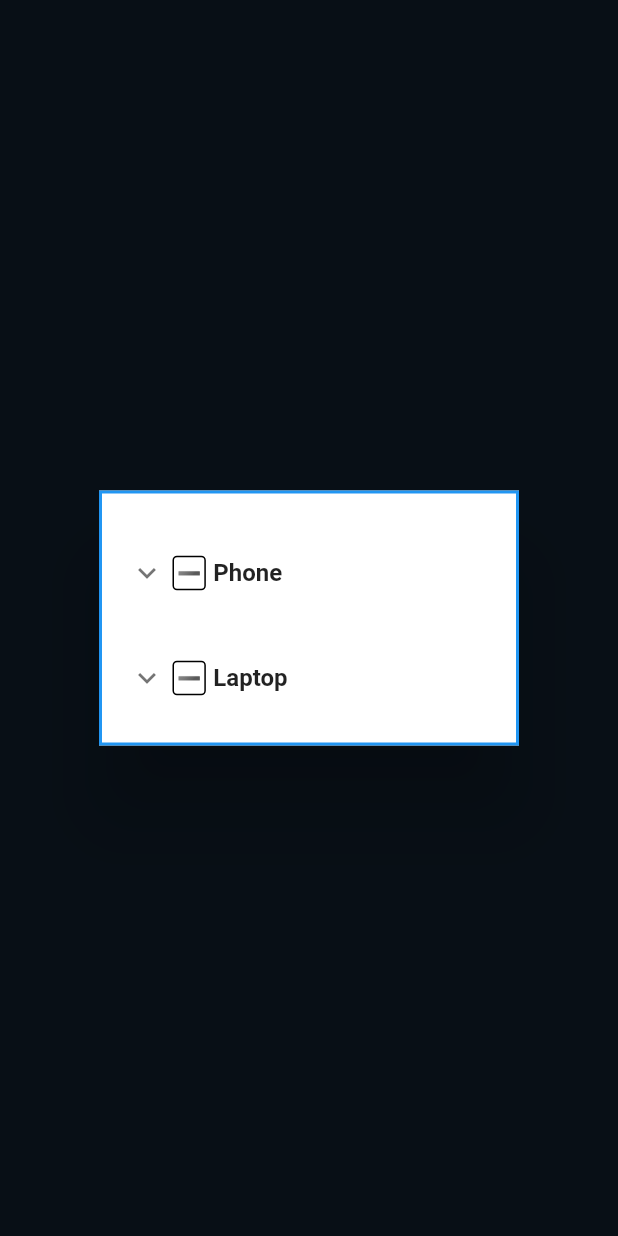
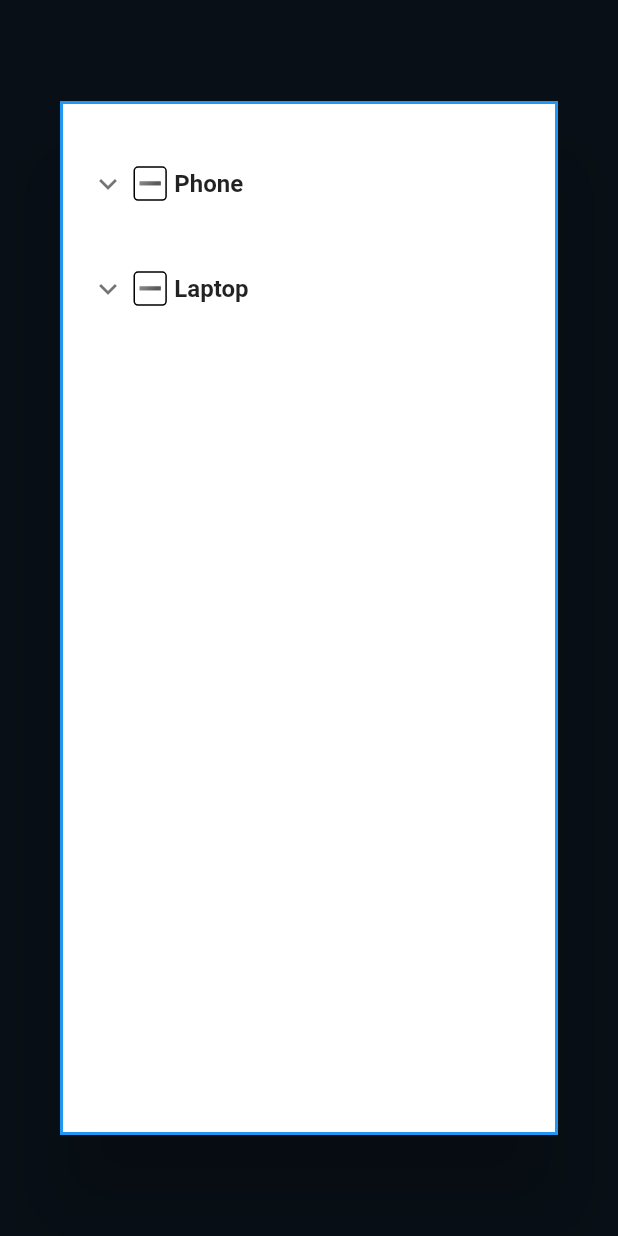
Before and after one commit to avaiyakirtib/Flutter-Expandable-Listview, a Flutter app: the screen it shows after launch, after a tap on "Filter", on a phone screen of 412 x 824 dp. Run offline on Flutter 3.47's test engine with Material 2 defaults, Android fonts, the phone set to English and light mode, and no system bars.

```diff
--- a/lib/alert_dialog/brand_filter.dart
+++ b/lib/alert_dialog/brand_filter.dart
@@ -1,8 +1,32 @@
 import 'package:flutter/material.dart';
+import '../models/filter_iteams_model.dart';
 import '../widgets/dialogs.dart';
+import 'dart:convert';
 
-class BrandFilter extends StatelessWidget {
+import 'package:flutter/services.dart';
+
+class BrandFilter extends StatefulWidget {
   const BrandFilter({Key? key}) : super(key: key);
+
+  @override
+  State<BrandFilter> createState() => _BrandFilterState();
+}
+
+class _BrandFilterState extends State<BrandFilter> {
+  FilterItemModel? filterModel;
+
+  // Fetch content from the json file
+  Future<void> readJson() async {
+    final String response = await rootBundle.loadString('assets/sample.json');
+     filterModel = FilterItemModel.fromJson(jsonDecode(response));
+    setState(() {
+    });
+  }
+  @override
+  void initState() {
+    super.initState();
+    readJson();
+  }
 
   @override
   Widget build(BuildContext context) {
@@ -10,11 +34,10 @@ class BrandFilter extends StatelessWidget {
       body: Center(
         child: ElevatedButton(
           onPressed: () {
-            ShowDialog.showFilter(context);
-          }, child:  Text('Filter'),
+           ShowDialog.showFilter(context,filterModel);
+          }, child:  const Text('Filter'),
         ),
       ),
-
     );
   }
 }
--- a/lib/commans/colors.dart
+++ b/lib/commans/colors.dart
@@ -4,3 +4,5 @@ import 'package:flutter/material.dart';
 
 const BLACK_COLOR = Colors.black;
 const  DARK_BLUE_COLOR = Color.fromARGB(255, 18, 32, 47);
+const WHITE_COLOR = Colors.white54;
+const BLUE_COLOR = Colors.blue;
--- a/lib/main.dart
+++ b/lib/main.dart
@@ -1,9 +1,6 @@
 import 'package:flutter/material.dart';
 import 'alert_dialog/brand_filter.dart';
 import 'commans/colors.dart';
-
-
-
 
 void main() {
   runApp(const MyApp());
--- /dev/null
+++ b/lib/models/filter_iteams_model.dart
@@ -0,0 +1,84 @@
+
+class FilterItemModel {
+  FilterItemModel({
+    this.item,
+  });
+
+  List<Item>? item;
+
+  factory FilterItemModel.fromJson(Map<String, dynamic> json) => FilterItemModel(
+    item: List<Item>.from(json["item"].map((x) => Item.fromJson(x))),
+  );
+
+  Map<String, dynamic> toJson() => {
+    "item": List<dynamic>.from(item!.map((x) => x.toJson())),
+  };
+}
+
+class Item {
+  Item({
+    this.id,
+    this.name,
+    this.subItem,
+  });
+
+  String? id;
+  String? name;
+  List<SubItem>? subItem;
+
+  factory Item.fromJson(Map<String, dynamic> json) => Item(
+    id: json["id"],
+    name: json["name"],
+    subItem: List<SubItem>.from(json["subItem"].map((x) => SubItem.fromJson(x))),
+  );
+
+  Map<String, dynamic> toJson() => {
+    "id": id,
+    "name": name,
+    "subItem": List<dynamic>.from(subItem!.map((x) => x.toJson())),
+  };
+}
+
+class SubItem {
+  SubItem({
+    this.id,
+    this.name,
+    this.list,
+  });
+
+  String? id;
+  String? name;
+  List<ListElement>? list;
+
+  factory SubItem.fromJson(Map<String, dynamic> json) => SubItem(
+    id: json["id"],
+    name: json["name"],
+    list: List<ListElement>.from(json["list"].map((x) => ListElement.fromJson(x))),
+  );
+
+  Map<String, dynamic> toJson() => {
+    "id": id,
+    "name": name,
+    "list": List<dynamic>.from(list!.map((x) => x.toJson())),
+  };
+}
+
+class ListElement {
+  ListElement({
+    this.id,
+    this.name,
+  });
+
+  String? id;
+  String? name;
+
+  factory ListElement.fromJson(Map<String, dynamic> json) => ListElement(
+    id: json["id"],
+    name: json["name"],
+  );
+
+  Map<String, dynamic> toJson() => {
+    "id": id,
+    "name": name,
+  };
+}
--- a/lib/widgets/app_check_box.dart
+++ b/lib/widgets/app_check_box.dart
@@ -1,4 +1,6 @@
 import 'package:flutter/material.dart';
+
+import '../commans/colors.dart';
 
 
 
@@ -13,8 +15,8 @@ class AppCheckBox extends StatelessWidget {
     return CheckboxListTile(
         controlAffinity: ListTileControlAffinity.leading,
         value: value,
-        checkColor: Colors.black54,
-        activeColor: Colors.white54,
+        checkColor: BLACK_COLOR,
+        activeColor: WHITE_COLOR,
         title: Text(title),
         contentPadding: EdgeInsets.zero,
         onChanged: onChanged);
--- a/lib/widgets/app_expanded_tile.dart
+++ b/lib/widgets/app_expanded_tile.dart
@@ -4,10 +4,9 @@ import 'custom_check_box.dart';
 
 
 class AppExpandedTile extends StatelessWidget {
-  final String boxText;
   final String boxTitle;
   final List<Widget> children;
-  const AppExpandedTile({required this.boxText,required this.boxTitle,required this.children,Key? key}) : super(key: key);
+  const AppExpandedTile({required this.boxTitle,required this.children,Key? key}) : super(key: key);
 
   @override
   Widget build(BuildContext context) {
@@ -18,7 +17,6 @@ class AppExpandedTile extends StatelessWidget {
         contentPadding: const EdgeInsets.all(0),
 
         child: ExpansionTile(
-
           iconColor: Colors.black,
           textColor: Colors.black,
           childrenPadding: const EdgeInsets.only(left: 50),
@@ -27,7 +25,7 @@ class AppExpandedTile extends StatelessWidget {
           title: Row(
             mainAxisAlignment: MainAxisAlignment.start,
             children: [
-              CustomBox(text:boxText),
+              const CustomBox(text:'➖'),
               Text(
                 boxTitle,
                 style: const TextStyle(fontWeight: FontWeight.bold, fontSize: 16),
--- a/lib/widgets/custom_check_box.dart
+++ b/lib/widgets/custom_check_box.dart
@@ -1,5 +1,3 @@
-
-
 import 'package:flutter/material.dart';
 
 
--- a/lib/widgets/dialogs.dart
+++ b/lib/widgets/dialogs.dart
@@ -1,164 +1,76 @@
 import 'package:cartdemo/commans/constants.dart';
+import 'package:cartdemo/models/filter_iteams_model.dart';
 import 'package:flutter/material.dart';
 
+import '../commans/colors.dart';
 import 'app_check_box.dart';
 import 'app_expanded_tile.dart';
 
 class ShowDialog {
 
-  static showFilter(BuildContext context) async {
+  static showFilter(BuildContext context, FilterItemModel? filterModel) async {
     await showDialog(
       context: context,
       builder: (c) {
         return AlertDialog(
           shape: const RoundedRectangleBorder(
               borderRadius: BorderRadius.zero,
-              side: BorderSide(color: Colors.blue, width: 2)),
+              side: BorderSide(color: BLUE_COLOR, width: 2)),
           contentPadding: const EdgeInsets.only(top: 10.0),
           content: StatefulBuilder(
-            builder: (context, setSBState) => SingleChildScrollView(
-              child: Container(
+            builder: (context, setSBState) => Container(
               padding: const EdgeInsets.all(10),
-                child: Column(
-                  mainAxisSize: MainAxisSize.min,
+             child: SizedBox(
+               height: MediaQuery.of(context).size.height*0.8,
+               width: MediaQuery.of(context).size.width*0.8,
+               child: ListView.builder(
+                   physics:const BouncingScrollPhysics(),
+                   shrinkWrap: true,
+                   itemCount:filterModel!.item!.length ,
+                   itemBuilder: (context,i){
+                     return Expanded(
+                       child: AppExpandedTile(
+                         boxTitle: filterModel.item![i].name.toString(),
                          children: [
-                    Column(
+                        ListView.builder(
+                            shrinkWrap: true,
+                            physics: const NeverScrollableScrollPhysics(),
+                            itemCount:filterModel.item![i].subItem?.length ,
+                            itemBuilder: (context,j)
+                            {
+                          return Expanded(
+                            child: AppExpandedTile(
+                                boxTitle: filterModel.item![i].subItem![j].name.toString(),
+
                                 children: [
-                        AppExpandedTile(
-                          boxTitle: "Phone",
-                          boxText: '➖',
-                          children: [
-                            AppExpandedTile(
-                                boxTitle: "Colors",
-                                boxText: '➖',
-                                children: [
-                                  ...colors.map((colors) => AppCheckBox(
-                                        title: colors,
+                                  ListView.builder(
+                                      physics: const NeverScrollableScrollPhysics(),
+                                      shrinkWrap: true,
+                                      itemCount:filterModel.item![i].subItem![j].list?.length ,
+                                      itemBuilder: (context,q){
+                                    return AppCheckBox(
+                                      title:filterModel.item![i].subItem![j].list![q].name.toString(),
                                       onChanged: (v) {
-                                          if (filterData.contains(colors)) {
-                                            filterData.remove(colors);
+                                        if (filterData.contains(filterModel.item![i].subItem![j].list![q].name.toString())) {
+                                          filterData.remove(filterModel.item![i].subItem![j].list![q].name.toString());
                                         } else {
-                                            filterData.add(colors);
+                                          filterData.add(filterModel.item![i].subItem![j].list![q].name.toString());
                                         }
 
                                         setSBState(() {});
                                         //you need to reflect the main ui, also call `setState((){})`
                                       },
-                                        value: filterData.contains(colors),
-                                      )),
+                                      value: filterData.contains(filterModel.item![i].subItem![j].list![q].name.toString()),
+                                    );
+                                  })
+
                                 ]),
-                            AppExpandedTile(
-                                boxTitle: "Brands",
-                                boxText: '➖',
-                                children: [
-                                  ...brands.map((brands) =>
-                                      AppCheckBox(
-                                        title: brands,
-                                        onChanged: (v) {
-                                          if (filterData.contains(brands)) {
-                                            filterData.remove(brands);
-                                          } else {
-                                            filterData.add(brands);
-                                          }
-
-                                          setSBState(() {});
-                                          //you need to reflect the main ui, also call `setState((){})`
-                                        },
-                                        value: filterData.contains(brands),
-                                      )),
-                                ]),
-                            AppExpandedTile(
-                                boxTitle: "Price",
-                                boxText: '➖',
-                                children: [
-                                  ...Price.map((Price) => AppCheckBox(
-                                        title: Price,
-                                        onChanged: (v) {
-                                          if (filterData1.contains(Price)) {
-                                            filterData1.remove(Price);
-                                          } else {
-                                            filterData1.add(Price);
-                                          }
-                                          setSBState(() {});
-                                          //you need to reflect the main ui, also call `setState((){})`
-                                        },
-                                        value: filterData1.contains(Price),
-                                      )),
-                                ]),
+                          );
+                        })
                          ],
                        ),
-                      ],
-                    ),
-                    Column(
-                      children: [
-                        AppExpandedTile(
-                            boxTitle: "Laptop",
-                            boxText: '➖',
-                            children: [
-                              AppExpandedTile(
-                                  boxTitle: "Colors",
-                                  boxText: '➖',
-                                  children: [
-                                    ...Lcolor.map((Lcolor) => AppCheckBox(
-                                          title: Lcolor,
-                                          onChanged: (v) {
-                                            if (filterData1
-                                                .contains(Lcolor)) {
-                                              filterData1.remove(Lcolor);
-                                            } else {
-                                              filterData1.add(Lcolor);
+                     );
                    }
-
-                                            setSBState(() {});
-                                            //you need to reflect the main ui, also call `setState((){})`
-                                          },
-                                          value: filterData1.contains(Lcolor),
-                                        )),
-                                  ]),
-                              AppExpandedTile(
-                                  boxTitle: "Brands",
-                                  boxText: '➖',
-                                  children: [
-                                    ...LaptopBrands.map((laptopBrands) =>
-                                        AppCheckBox(
-                                          title: laptopBrands,
-                                          onChanged: (v) {
-                                            if (filterData1
-                                                .contains(laptopBrands)) {
-                                              filterData1.remove(laptopBrands);
-                                            } else {
-                                              filterData1.add(laptopBrands);
-                                            }
-
-                                            setSBState(() {});
-                                            //you need to reflect the main ui, also call `setState((){})`
-                                          },
-                                          value: filterData1.contains(laptopBrands),
-                                        )),
-                                  ]),
-                              AppExpandedTile(
-                                  boxTitle: "Price",
-                                  boxText: '➖',
-                                  children: [
-                                    ...LPrice.map((LPrice) => AppCheckBox(
-                                          title: LPrice,
-                                          onChanged: (v) {
-                                            if (filterData
-                                                .contains(LPrice)) {
-                                              filterData.remove(LPrice);
-                                            } else {
-                                              filterData.add(LPrice);
-                                            }
-
-                                            setSBState(() {});
-                                          },
-                                          value: filterData.contains(LPrice),
-                                        )),
-                                  ]),
-                            ]),
-                      ],
-                    ),
-                  ],
                ),
              ),
             ),
--- a/pubspec.yaml
+++ b/pubspec.yaml
@@ -58,9 +58,8 @@ flutter:
   uses-material-design: true
 
   # To add assets to your application, add an assets section, like this:
-  # assets:
-  #   - images/a_dot_burr.jpeg
-  #   - images/a_dot_ham.jpeg
+  assets:
+   - assets/sample.json
 
   # An image asset can refer to one or more resolution-specific "variants", see
   # https://flutter.dev/assets-and-images/#resolution-aware.
```
Also changed, not shown: assets/sample.json (added, +200 -0 lines), 3 other files. Lines whose indentation alone changed are shown as unchanged.
